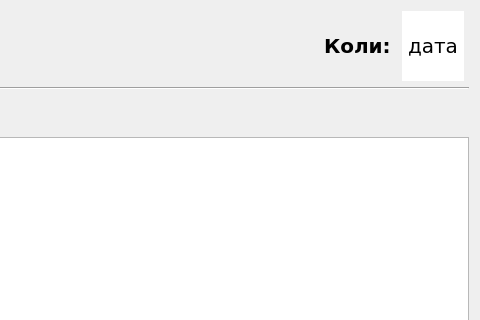
Qt form AutoCenterDesktop/widgets/records.ui (Sage-Cat/AutoCenterDesktop) before a commit; both pictures show x 369 to 849 and y 0 to 320 of the 849 by 601 pixel window.
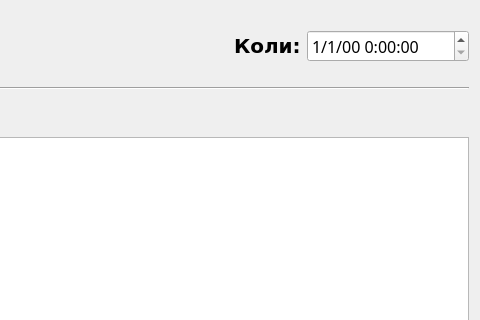
The same form after that commit. Icons and pictures are not drawn.

Commit message: In Records editable datetime

What changed in the file:
```diff
--- a/AutoCenterDesktop/widgets/records.ui
+++ b/AutoCenterDesktop/widgets/records.ui
@@ -151,29 +151,25 @@
            </property>
           </widget>
          </item>
-         <item>
-          <widget class="QLabel" name="line_datetime">
-           <property name="enabled">
-            <bool>true</bool>
-           </property>
-           <property name="font">
-            <font>
-             <family>DejaVu Sans</family>
-             <pointsize>15</pointsize>
-            </font>
-           </property>
-           <property name="styleSheet">
-            <string notr="true">background-color : white; 
-margin-left: 5px; 
-margin-right: 5px;</string>
-           </property>
-           <property name="text">
-            <string>дата</string>
-           </property>
-          </widget>
-         </item>
         </layout>
        </item>
+       <item>
+        <widget class="QDateTimeEdit" name="line_datetime">
+         <property name="dateTime">
+          <datetime>
+           <hour>0</hour>
+           <minute>0</minute>
+           <second>0</second>
+           <year>2000</year>
+           <month>1</month>
+           <day>1</day>
+          </datetime>
+         </property>
+         <property name="displayFormat">
+          <string>M/d/yy h:mm:ss</string>
+         </property>
+        </widget>
+       </item>
       </layout>
      </item>
     </layout>
```
The commit also changes 2 other files.
